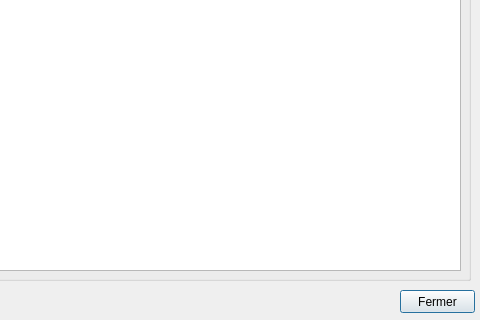
Above: widgets/data_checker/error_summary_dialog.ui from Geoportail-Luxembourg/qgis-pag-plugin before the change; both pictures show x 320 to 800 and y 280 to 600 of the 800 by 600 pixel window. Below: the same form after it.
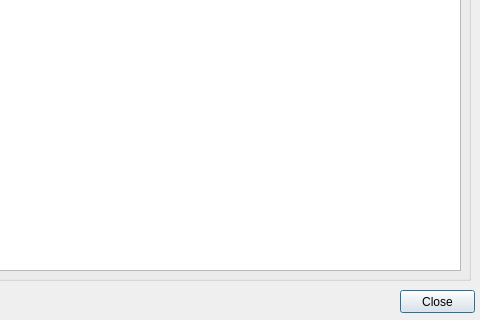
That is the form after the change.

The edit to the form file:
```diff
--- a/widgets/data_checker/error_summary_dialog.ui
+++ b/widgets/data_checker/error_summary_dialog.ui
@@ -29,7 +29,7 @@
     </rect>
    </property>
    <property name="text">
-    <string>Fermer</string>
+    <string>Close</string>
    </property>
   </widget>
   <widget class="QGroupBox" name="gbSchemaErrors">
```
